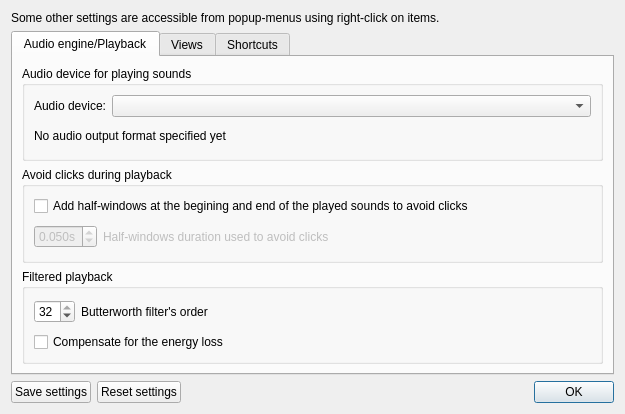
Qt form src/wdialogsettings.ui (gillesdegottex/dfasma) before a commit.
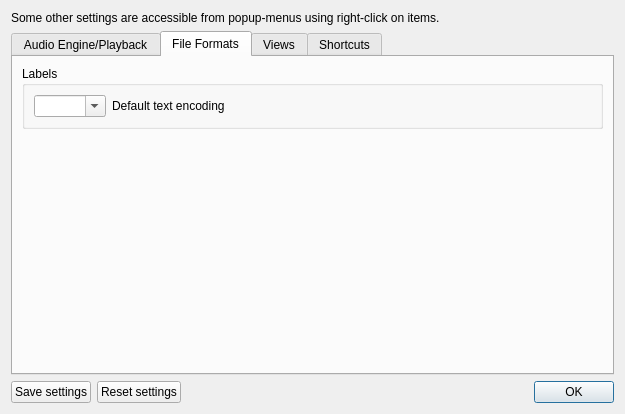
The same form after that commit. Icons and pictures are not drawn.

Commit message: fix #301; Manage text encodings

Diff of the .ui file:
```diff
--- a/src/wdialogsettings.ui
+++ b/src/wdialogsettings.ui
@@ -40,11 +40,11 @@
    <item>
     <widget class="QTabWidget" name="tabWidget">
      <property name="currentIndex">
-      <number>0</number>
+      <number>1</number>
      </property>
      <widget class="QWidget" name="tabAudioEngine">
       <attribute name="title">
-       <string>Audio engine/Playback</string>
+       <string>Audio Engine/Playback</string>
       </attribute>
       <layout class="QVBoxLayout" name="verticalLayout_7">
        <item>
@@ -196,6 +196,59 @@
        </item>
       </layout>
      </widget>
+     <widget class="QWidget" name="tab_3">
+      <attribute name="title">
+       <string>File Formats</string>
+      </attribute>
+      <layout class="QVBoxLayout" name="verticalLayout_8">
+       <item>
+        <widget class="QGroupBox" name="groupBox_4">
+         <property name="title">
+          <string>Labels</string>
+         </property>
+         <layout class="QVBoxLayout" name="verticalLayout_3">
+          <item>
+           <layout class="QHBoxLayout" name="horizontalLayout_9">
+            <item>
+             <widget class="QComboBox" name="cbLabelDefaultTextEncoding">
+              <property name="editable">
+               <bool>true</bool>
+              </property>
+             </widget>
+            </item>
+            <item>
+             <widget class="QLabel" name="label">
+              <property name="sizePolicy">
+               <sizepolicy hsizetype="MinimumExpanding" vsizetype="Preferred">
+                <horstretch>0</horstretch>
+                <verstretch>0</verstretch>
+               </sizepolicy>
+              </property>
+              <property name="text">
+               <string>Default text encoding</string>
+              </property>
+             </widget>
+            </item>
+           </layout>
+          </item>
+         </layout>
+        </widget>
+       </item>
+       <item>
+        <spacer name="verticalSpacer_2">
+         <property name="orientation">
+          <enum>Qt::Vertical</enum>
+         </property>
+         <property name="sizeHint" stdset="0">
+          <size>
+           <width>20</width>
+           <height>213</height>
+          </size>
+         </property>
+        </spacer>
+       </item>
+      </layout>
+     </widget>
      <widget class="QWidget" name="tab_2">
       <attribute name="title">
        <string>Views</string>
```
The commit also changes 9 other files.
